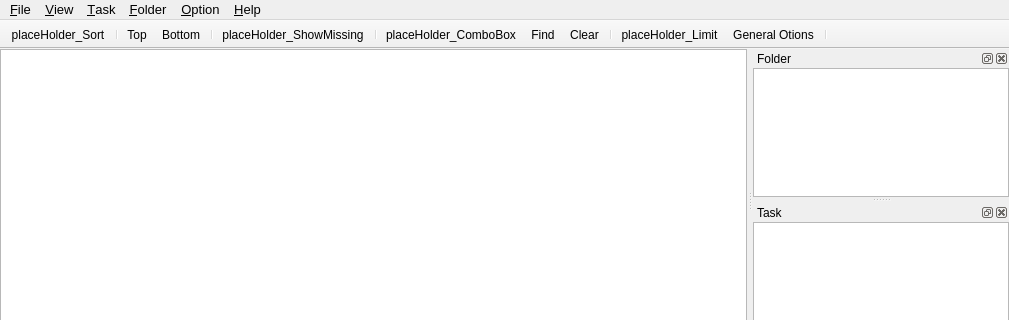
Old version of the form src/mainwindow.ui in the repository ambiesoft/SceneExplorer; both pictures show x 0 to 1009 and y 0 to 320 of the 1009 by 590 pixel window.
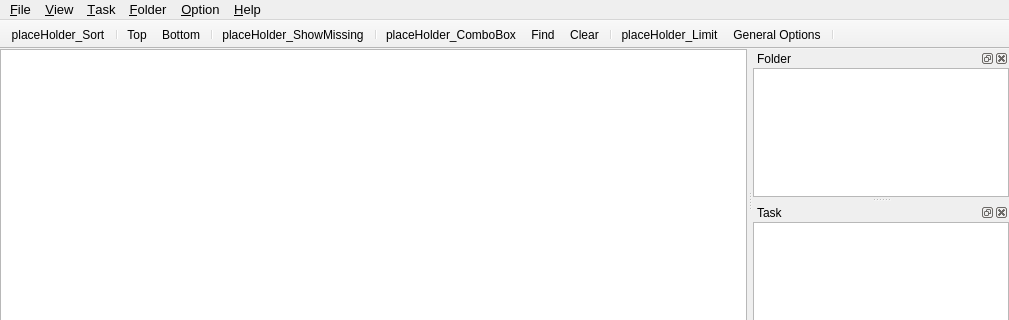
New version of the form. Icons and pictures are not drawn. Custom widgets are drawn as their Qt base class.

Commit message: tooltip is not default now, this corrects translation.

```diff
--- a/src/mainwindow.ui
+++ b/src/mainwindow.ui
@@ -375,7 +375,10 @@
      <normaloff>:/resource/images/settings.png</normaloff>:/resource/images/settings.png</iconset>
    </property>
    <property name="text">
-    <string>&amp;General Otions...</string>
+    <string>&amp;General Options...</string>
+   </property>
+   <property name="toolTip">
+    <string>General Options</string>
    </property>
   </action>
   <action name="action_Pause">
```
Left out of the diff: 24 changed lines with no effect on the pictures. The commit also changes 1 other file.
